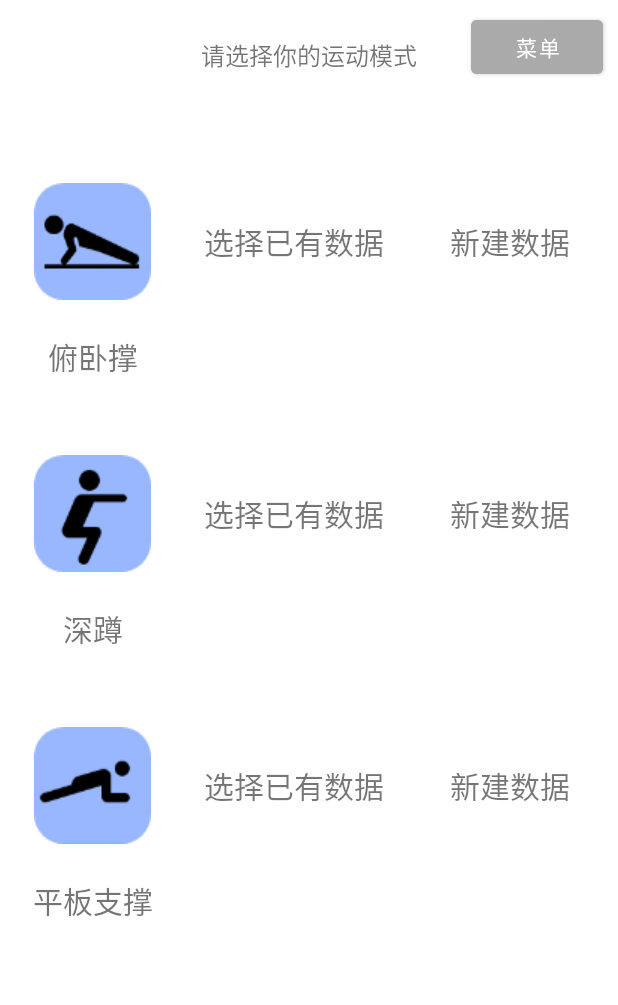
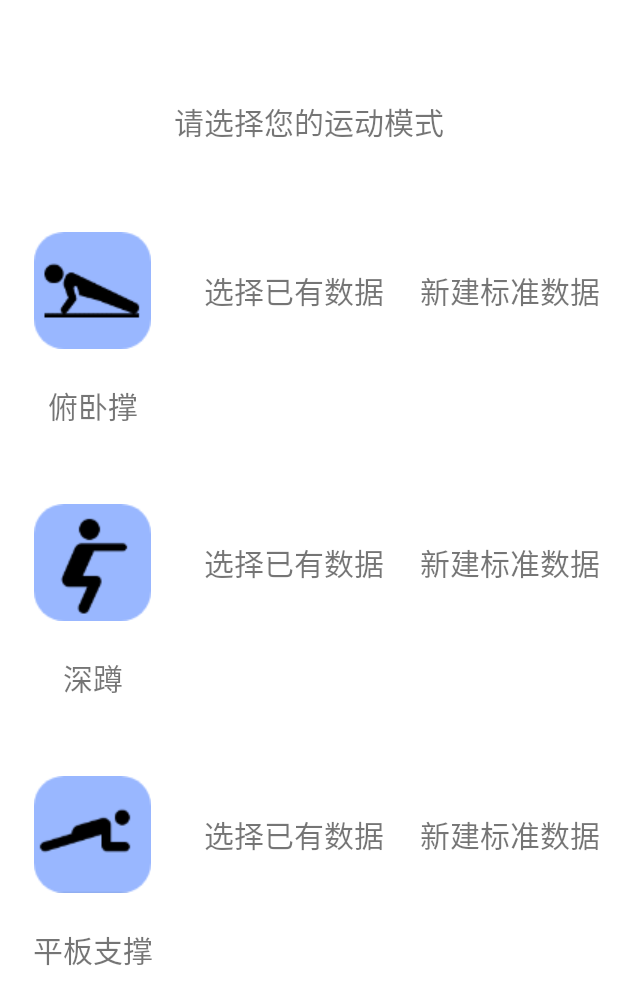
Before and after one commit to acbgo/Go-Gym, an Android app: the UserDetailActivity screen opened directly, with no data from a screen before it, on a phone screen of 412 x 824 dp. Shown: the top 1005 px of the screen. Run offline under Robolectric (Android 15) with nearby library versions, the phone set to English and light mode, and no system bars; 2 statements that could not run were skipped.

Commit message:
2022.7.18
修改了界面的一些细节，例如guideline、字体、颜色等

```diff
--- a/app/src/main/res/layout/activity_add.xml
+++ b/app/src/main/res/layout/activity_add.xml
@@ -53,7 +53,7 @@
         android:id="@+id/user_weight"
         android:layout_width="0dp"
         android:layout_height="wrap_content"
-        android:hint="请输入您的体重(斤)"
+        android:hint="请输入您的体重(g)"
         android:inputType="numberDecimal"
         android:maxLength="3"
         android:textColor="#000000"
@@ -69,10 +69,12 @@
         android:layout_height="wrap_content"
         android:backgroundTint="@android:color/holo_blue_dark"
         android:text="确认"
-        app:layout_constraintBottom_toTopOf="@+id/guideline6"
+        app:layout_constraintBottom_toBottomOf="parent"
         app:layout_constraintEnd_toStartOf="@+id/guideline3"
         app:layout_constraintHorizontal_bias="0.0"
         app:layout_constraintStart_toStartOf="@+id/guideline2"
+        app:layout_constraintTop_toTopOf="@+id/guideline6"
+        app:layout_constraintVertical_bias="0.0"
         tools:ignore="MissingConstraints" />
 
     <androidx.constraintlayout.widget.Guideline
--- a/app/src/main/res/layout/activity_modify.xml
+++ b/app/src/main/res/layout/activity_modify.xml
@@ -53,7 +53,7 @@
         android:id="@+id/user_weight"
         android:layout_width="0dp"
         android:layout_height="wrap_content"
-        android:hint="请输入您的体重(斤)"
+        android:hint="请输入您的体重(g)"
         android:inputType="numberDecimal"
         android:maxLength="3"
         android:textColor="#000000"
--- a/app/src/main/res/layout/activity_splash.xml
+++ b/app/src/main/res/layout/activity_splash.xml
@@ -3,8 +3,8 @@
     xmlns:app="http://schemas.android.com/apk/res-auto"
     xmlns:tools="http://schemas.android.com/tools"
     android:layout_width="match_parent"
-    android:layout_height="match_parent"
-    tools:context="SplashActivity"
-    android:background="@drawable/start_page">
+    android:layout_height="850dp"
+    android:background="@drawable/start_page"
+    tools:context="SplashActivity">
 
 </androidx.constraintlayout.widget.ConstraintLayout>
--- a/app/src/main/res/layout/activity_user_detail.xml
+++ b/app/src/main/res/layout/activity_user_detail.xml
@@ -11,9 +11,9 @@
         android:id="@+id/user_detail_top"
         android:layout_width="0dp"
         android:layout_height="wrap_content"
-        android:text="请选择你的运动模式"
+        android:text="请选择您的运动模式"
         android:textAlignment="center"
-        android:textSize="16sp"
+        android:textSize="20sp"
         app:layout_constraintEnd_toEndOf="parent"
         app:layout_constraintStart_toStartOf="parent"
         app:layout_constraintTop_toTopOf="@+id/guideline13" />
@@ -37,49 +37,49 @@
         android:layout_width="wrap_content"
         android:layout_height="wrap_content"
         android:orientation="horizontal"
-        app:layout_constraintGuide_percent="0.03" />
+        app:layout_constraintGuide_percent="0.08" />
 
     <androidx.constraintlayout.widget.Guideline
         android:id="@+id/guideline14"
         android:layout_width="wrap_content"
         android:layout_height="wrap_content"
         android:orientation="horizontal"
-        app:layout_constraintGuide_percent="0.12" />
+        app:layout_constraintGuide_percent="0.16" />
 
     <androidx.constraintlayout.widget.Guideline
         android:id="@+id/guideline15"
         android:layout_width="wrap_content"
         android:layout_height="wrap_content"
         android:orientation="horizontal"
-        app:layout_constraintGuide_percent="0.27" />
+        app:layout_constraintGuide_percent="0.31" />
 
     <androidx.constraintlayout.widget.Guideline
         android:id="@+id/guideline16"
         android:layout_width="wrap_content"
         android:layout_height="wrap_content"
         android:orientation="horizontal"
-        app:layout_constraintGuide_percent="0.34" />
+        app:layout_constraintGuide_percent="0.38" />
 
     <androidx.constraintlayout.widget.Guideline
         android:id="@+id/guideline17"
         android:layout_width="wrap_content"
         android:layout_height="wrap_content"
         android:orientation="horizontal"
-        app:layout_constraintGuide_percent="0.49" />
+        app:layout_constraintGuide_percent="0.53" />
 
     <androidx.constraintlayout.widget.Guideline
         android:id="@+id/guideline18"
         android:layout_width="wrap_content"
         android:layout_height="wrap_content"
         android:orientation="horizontal"
-        app:layout_constraintGuide_percent="0.56" />
+        app:layout_constraintGuide_percent="0.60" />
 
     <androidx.constraintlayout.widget.Guideline
         android:id="@+id/guideline19"
         android:layout_width="wrap_content"
         android:layout_height="wrap_content"
         android:orientation="horizontal"
-        app:layout_constraintGuide_percent="0.71" />
+        app:layout_constraintGuide_percent="0.75" />
 
     <TextView
         android:id="@+id/push_up"
@@ -126,7 +126,7 @@
         android:id="@+id/push_up_new"
         android:layout_width="wrap_content"
         android:layout_height="wrap_content"
-        android:text="新建数据"
+        android:text="新建标准数据"
         android:textSize="20sp"
         app:layout_constraintBottom_toTopOf="@+id/guideline15"
         app:layout_constraintEnd_toEndOf="parent"
@@ -148,7 +148,7 @@
         android:id="@+id/squat_new"
         android:layout_width="wrap_content"
         android:layout_height="wrap_content"
-        android:text="新建数据"
+        android:text="新建标准数据"
         android:textSize="20sp"
         app:layout_constraintBottom_toTopOf="@+id/guideline17"
         app:layout_constraintEnd_toEndOf="parent"
@@ -170,7 +170,7 @@
         android:id="@+id/plank_new"
         android:layout_width="wrap_content"
         android:layout_height="wrap_content"
-        android:text="新建数据"
+        android:text="新建标准数据"
         android:textSize="20sp"
         app:layout_constraintBottom_toTopOf="@+id/guideline19"
         app:layout_constraintEnd_toEndOf="parent"
@@ -206,17 +206,4 @@
         app:layout_constraintStart_toStartOf="parent"
         app:layout_constraintTop_toTopOf="@+id/guideline14"
         app:srcCompat="@drawable/push_up_round" />
-
-    <Button
-        android:id="@+id/button_bt"
-        android:layout_width="wrap_content"
-        android:layout_height="wrap_content"
-        android:layout_marginTop="7dp"
-        android:layout_marginEnd="10dp"
-        android:backgroundTint="@android:color/darker_gray"
-        android:text="菜单"
-        app:layout_constraintEnd_toEndOf="parent"
-        app:layout_constraintTop_toTopOf="parent" />
-
-
 </androidx.constraintlayout.widget.ConstraintLayout>
```
Also changed, not shown: app/src/main/res/layout/activity_main.xml (+5 -4 lines), app/src/main/res/layout/item.xml (+6 -6 lines).
